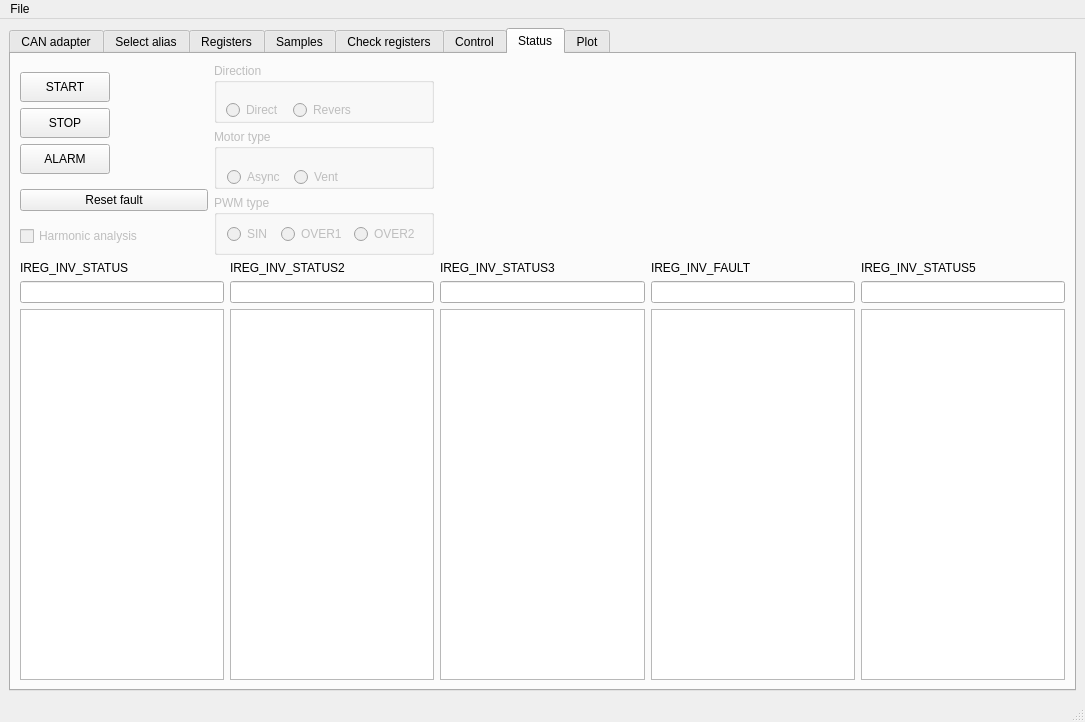
Above: mainwindow.ui from totktobroditvokrug/EL205-QT before the change. Below: the same form after it.
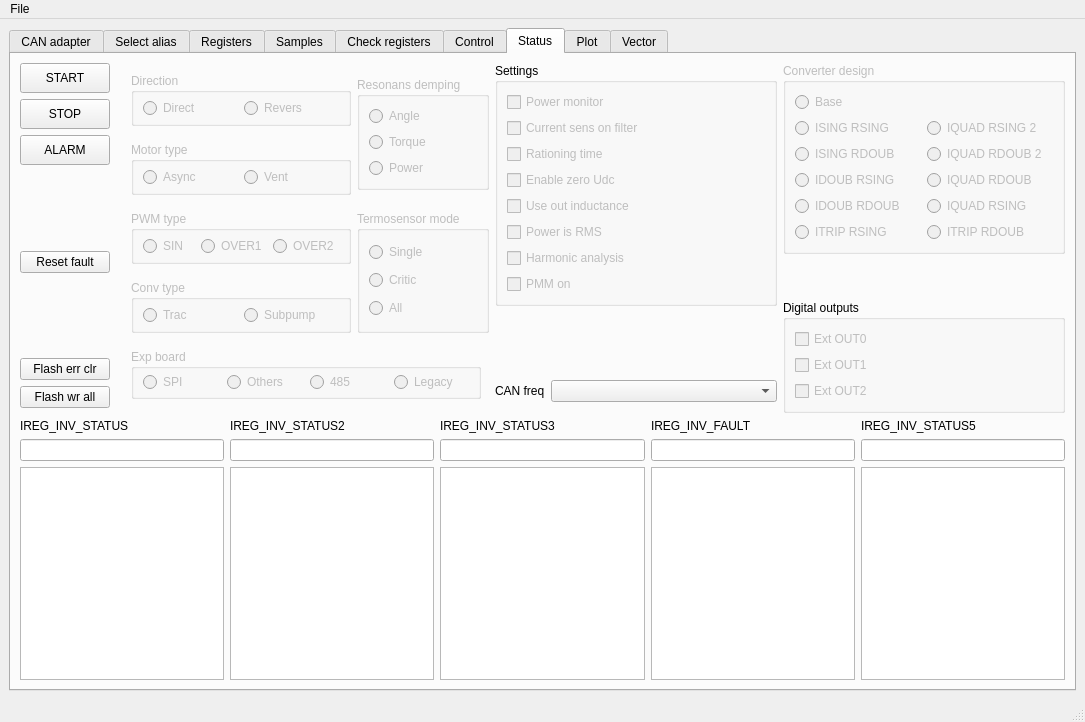
That is the form after the change. The open tabs and pages were chosen to show the change. Custom widgets are drawn as their Qt base class.

What changed in the file:
```diff
--- a/mainwindow.ui
+++ b/mainwindow.ui
@@ -20,7 +20,7 @@
      <verstretch>0</verstretch>
     </sizepolicy>
    </property>
-   <layout class="QGridLayout" name="gridLayout_16">
+   <layout class="QGridLayout" name="gridLayout_19">
     <item row="0" column="0">
      <widget class="QTabWidget" name="tabWidget_registerWidget">
       <property name="sizePolicy">
@@ -1271,13 +1271,17 @@
        <attribute name="title">
         <string>Status</string>
        </attribute>
-       <layout class="QGridLayout" name="gridLayout_17">
-        <item row="0" column="0" colspan="2">
-         <layout class="QHBoxLayout" name="horizontalLayout_14">
+       <layout class="QGridLayout" name="gridLayout_20">
+        <item row="0" column="0">
+         <layout class="QHBoxLayout" name="horizontalLayout_18">
           <item>
            <layout class="QVBoxLayout" name="verticalLayout_5">
-            <item>
-             <layout class="QVBoxLayout" name="verticalLayout_19">
+            <property name="rightMargin">
+             <number>15</number>
+            </property>
+            <property name="bottomMargin">
+             <number>5</number>
+            </property>
               <item>
                <widget class="QPushButton" name="pushButton_startInv">
                 <property name="sizePolicy">
@@ -1335,42 +1339,94 @@
                 </property>
                </widget>
               </item>
-             </layout>
+            <item>
+             <spacer name="verticalSpacer_4">
+              <property name="orientation">
+               <enum>Qt::Vertical</enum>
+              </property>
+              <property name="sizeHint" stdset="0">
+               <size>
+                <width>20</width>
+                <height>40</height>
+               </size>
+              </property>
+             </spacer>
             </item>
             <item>
              <widget class="QPushButton" name="pushButton_rstFlt">
               <property name="sizePolicy">
-               <sizepolicy hsizetype="Expanding" vsizetype="Fixed">
+               <sizepolicy hsizetype="Fixed" vsizetype="Fixed">
                 <horstretch>0</horstretch>
                 <verstretch>0</verstretch>
                </sizepolicy>
               </property>
+              <property name="minimumSize">
+               <size>
+                <width>90</width>
+                <height>0</height>
+               </size>
+              </property>
               <property name="text">
                <string>Reset fault</string>
               </property>
              </widget>
             </item>
             <item>
-             <widget class="QCheckBox" name="checkBox_harmonicAnalysis">
-              <property name="enabled">
-               <bool>false</bool>
+             <spacer name="verticalSpacer_5">
+              <property name="orientation">
+               <enum>Qt::Vertical</enum>
               </property>
+              <property name="sizeHint" stdset="0">
+               <size>
+                <width>20</width>
+                <height>40</height>
+               </size>
+              </property>
+             </spacer>
+            </item>
+            <item>
+             <widget class="QPushButton" name="pushButton_flashErrClr">
               <property name="sizePolicy">
-               <sizepolicy hsizetype="Preferred" vsizetype="Fixed">
+               <sizepolicy hsizetype="Fixed" vsizetype="Fixed">
                 <horstretch>0</horstretch>
                 <verstretch>0</verstretch>
                </sizepolicy>
               </property>
+              <property name="minimumSize">
+               <size>
+                <width>90</width>
+                <height>0</height>
+               </size>
+              </property>
               <property name="text">
-               <string>Harmonic analysis</string>
+               <string>Flash err clr</string>
+              </property>
+             </widget>
+            </item>
+            <item>
+             <widget class="QPushButton" name="pushButton_flashWrAll">
+              <property name="sizePolicy">
+               <sizepolicy hsizetype="Fixed" vsizetype="Fixed">
+                <horstretch>0</horstretch>
+                <verstretch>0</verstretch>
+               </sizepolicy>
+              </property>
+              <property name="minimumSize">
+               <size>
+                <width>90</width>
+                <height>0</height>
+               </size>
+              </property>
+              <property name="text">
+               <string>Flash wr all</string>
               </property>
              </widget>
             </item>
            </layout>
           </item>
           <item>
-           <layout class="QVBoxLayout" name="verticalLayout_13">
-            <item>
+           <layout class="QGridLayout" name="gridLayout_16">
+            <item row="0" column="0">
              <widget class="QGroupBox" name="groupBox_direction">
               <property name="enabled">
                <bool>false</bool>
@@ -1384,41 +1440,82 @@
               <property name="minimumSize">
                <size>
                 <width>220</width>
-                <height>60</height>
+                <height>50</height>
                </size>
               </property>
               <property name="title">
                <string>Direction</string>
               </property>
+              <layout class="QHBoxLayout" name="horizontalLayout_15">
+               <property name="topMargin">
+                <number>5</number>
+               </property>
+               <property name="bottomMargin">
+                <number>5</number>
+               </property>
+               <item>
               <widget class="QRadioButton" name="radioButton_directRotation">
-               <property name="geometry">
-                <rect>
-                 <x>12</x>
-                 <y>37</y>
-                 <width>60</width>
-                 <height>20</height>
-                </rect>
-               </property>
                <property name="text">
                 <string>Direct</string>
                </property>
               </widget>
+               </item>
+               <item>
               <widget class="QRadioButton" name="radioButton_reversRotation">
-               <property name="geometry">
-                <rect>
-                 <x>79</x>
-                 <y>37</y>
-                 <width>66</width>
-                 <height>20</height>
-                </rect>
-               </property>
                <property name="text">
                 <string>Revers</string>
                </property>
               </widget>
+               </item>
+              </layout>
              </widget>
             </item>
+            <item row="0" column="1" rowspan="2">
+             <widget class="QGroupBox" name="groupBox_resonansDemping">
+              <property name="enabled">
+               <bool>false</bool>
+              </property>
+              <property name="sizePolicy">
+               <sizepolicy hsizetype="Fixed" vsizetype="Fixed">
+                <horstretch>0</horstretch>
+                <verstretch>0</verstretch>
+               </sizepolicy>
+              </property>
+              <property name="minimumSize">
+               <size>
+                <width>130</width>
+                <height>100</height>
+               </size>
+              </property>
+              <property name="title">
+               <string>Resonans demping</string>
+              </property>
+              <layout class="QVBoxLayout" name="verticalLayout_19">
             <item>
+                <widget class="QRadioButton" name="radioButton_resDempAngle">
+                 <property name="text">
+                  <string>Angle</string>
+                 </property>
+                </widget>
+               </item>
+               <item>
+                <widget class="QRadioButton" name="radioButton_resDempTorque">
+                 <property name="text">
+                  <string>Torque</string>
+                 </property>
+                </widget>
+               </item>
+               <item>
+                <widget class="QRadioButton" name="radioButton_resDempPower">
+                 <property name="text">
+                  <string>Power</string>
+                 </property>
+                </widget>
+               </item>
+              </layout>
+             </widget>
+            </item>
+            <item row="1" column="0">
              <widget class="QGroupBox" name="groupBox_motorType">
               <property name="enabled">
                <bool>false</bool>
@@ -1432,34 +1529,28 @@
               <property name="minimumSize">
                <size>
                 <width>220</width>
-                <height>60</height>
+                <height>50</height>
                </size>
               </property>
               <property name="title">
                <string>Motor type</string>
               </property>
+              <layout class="QHBoxLayout" name="horizontalLayout_16">
+               <property name="topMargin">
+                <number>5</number>
+               </property>
+               <property name="bottomMargin">
+                <number>5</number>
+               </property>
+               <item>
               <widget class="QRadioButton" name="radioButton_async">
-               <property name="geometry">
-                <rect>
-                 <x>13</x>
-                 <y>38</y>
-                 <width>60</width>
-                 <height>20</height>
-                </rect>
-               </property>
                <property name="text">
                 <string>Async</string>
                </property>
               </widget>
+               </item>
+               <item>
               <widget class="QRadioButton" name="radioButton_vent">
-               <property name="geometry">
-                <rect>
-                 <x>80</x>
-                 <y>38</y>
-                 <width>53</width>
-                 <height>20</height>
-                </rect>
-               </property>
                <property name="sizePolicy">
                 <sizepolicy hsizetype="Preferred" vsizetype="Fixed">
                  <horstretch>0</horstretch>
@@ -1470,9 +1561,11 @@
                 <string>Vent</string>
                </property>
               </widget>
+               </item>
+              </layout>
              </widget>
             </item>
-            <item>
+            <item row="2" column="0">
              <widget class="QGroupBox" name="groupBox_PWM_Type">
               <property name="enabled">
                <bool>false</bool>
@@ -1486,58 +1579,487 @@
               <property name="minimumSize">
                <size>
                 <width>220</width>
-                <height>60</height>
+                <height>50</height>
                </size>
               </property>
               <property name="title">
                <string>PWM type</string>
               </property>
-              <widget class="QRadioButton" name="radioButton_PWM_OVER1">
-               <property name="geometry">
-                <rect>
-                 <x>67</x>
-                 <y>29</y>
-                 <width>66</width>
-                 <height>20</height>
-                </rect>
+              <layout class="QHBoxLayout" name="horizontalLayout_17">
+               <property name="topMargin">
+                <number>5</number>
                </property>
-               <property name="text">
-                <string>OVER1</string>
+               <property name="bottomMargin">
+                <number>5</number>
                </property>
-              </widget>
+               <item>
               <widget class="QRadioButton" name="radioButton_PWM_SIN">
-               <property name="geometry">
-                <rect>
-                 <x>13</x>
-                 <y>29</y>
-                 <width>47</width>
-                 <height>20</height>
-                </rect>
-               </property>
                <property name="text">
                 <string>SIN</string>
                </property>
               </widget>
+               </item>
+               <item>
+                <widget class="QRadioButton" name="radioButton_PWM_OVER1">
+                 <property name="text">
+                  <string>OVER1</string>
+                 </property>
+                </widget>
+               </item>
+               <item>
               <widget class="QRadioButton" name="radioButton_PWM_OVER2">
-               <property name="geometry">
-                <rect>
-                 <x>140</x>
-                 <y>29</y>
-                 <width>66</width>
-                 <height>20</height>
-                </rect>
-               </property>
                <property name="text">
                 <string>OVER2</string>
                </property>
               </widget>
+               </item>
+              </layout>
              </widget>
             </item>
-           </layout>
-          </item>
-         </layout>
-        </item>
+            <item row="2" column="1" rowspan="2">
+             <widget class="QGroupBox" name="groupBox_termosensMode">
+              <property name="enabled">
+               <bool>false</bool>
+              </property>
+              <property name="minimumSize">
+               <size>
+                <width>130</width>
+                <height>100</height>
+               </size>
+              </property>
+              <property name="title">
+               <string>Termosensor mode</string>
+              </property>
+              <layout class="QVBoxLayout" name="verticalLayout_20">
+               <item>
+                <widget class="QRadioButton" name="radioButton">
+                 <property name="text">
+                  <string>Single</string>
+                 </property>
+                </widget>
+               </item>
+               <item>
+                <widget class="QRadioButton" name="radioButton_2">
+                 <property name="text">
+                  <string>Critic</string>
+                 </property>
+                </widget>
+               </item>
+               <item>
+                <widget class="QRadioButton" name="radioButton_3">
+                 <property name="text">
+                  <string>All</string>
+                 </property>
+                </widget>
+               </item>
+              </layout>
+             </widget>
+            </item>
+            <item row="3" column="0">
+             <widget class="QGroupBox" name="groupBox_convType">
+              <property name="enabled">
+               <bool>false</bool>
+              </property>
+              <property name="sizePolicy">
+               <sizepolicy hsizetype="Fixed" vsizetype="Fixed">
+                <horstretch>0</horstretch>
+                <verstretch>0</verstretch>
+               </sizepolicy>
+              </property>
+              <property name="minimumSize">
+               <size>
+                <width>220</width>
+                <height>50</height>
+               </size>
+              </property>
+              <property name="title">
+               <string>Conv type</string>
+              </property>
+              <layout class="QHBoxLayout" name="horizontalLayout_14">
+               <property name="topMargin">
+                <number>5</number>
+               </property>
+               <property name="bottomMargin">
+                <number>5</number>
+               </property>
+               <item>
+                <widget class="QRadioButton" name="radioButton_27">
+                 <property name="text">
+                  <string>Trac</string>
+                 </property>
+                </widget>
+               </item>
+               <item>
+                <widget class="QRadioButton" name="radioButton_26">
+                 <property name="text">
+                  <string>Subpump</string>
+                 </property>
+                </widget>
+               </item>
+              </layout>
+             </widget>
+            </item>
+            <item row="4" column="0" colspan="2">
+             <widget class="QGroupBox" name="groupBox_expBoard">
+              <property name="enabled">
+               <bool>false</bool>
+              </property>
+              <property name="sizePolicy">
+               <sizepolicy hsizetype="Fixed" vsizetype="Fixed">
+                <horstretch>0</horstretch>
+                <verstretch>0</verstretch>
+               </sizepolicy>
+              </property>
+              <property name="minimumSize">
+               <size>
+                <width>350</width>
+                <height>50</height>
+               </size>
+              </property>
+              <property name="title">
+               <string>Exp board</string>
+              </property>
+              <property name="alignment">
+               <set>Qt::AlignLeading|Qt::AlignLeft|Qt::AlignTop</set>
+              </property>
+              <widget class="QRadioButton" name="radioButton_expSPI">
+               <property name="geometry">
+                <rect>
+                 <x>12</x>
+                 <y>23</y>
+                 <width>46</width>
+                 <height>20</height>
+                </rect>
+               </property>
+               <property name="text">
+                <string>SPI</string>
+               </property>
+              </widget>
+              <widget class="QRadioButton" name="radioButton_expOthers">
+               <property name="geometry">
+                <rect>
+                 <x>96</x>
+                 <y>23</y>
+                 <width>65</width>
+                 <height>20</height>
+                </rect>
+               </property>
+               <property name="text">
+                <string>Others</string>
+               </property>
+              </widget>
+              <widget class="QRadioButton" name="radioButton_exp485">
+               <property name="geometry">
+                <rect>
+                 <x>179</x>
+                 <y>23</y>
+                 <width>48</width>
+                 <height>20</height>
+                </rect>
+               </property>
+               <property name="text">
+                <string>485</string>
+               </property>
+              </widget>
+              <widget class="QRadioButton" name="radioButton_expLegacy">
+               <property name="geometry">
+                <rect>
+                 <x>263</x>
+                 <y>23</y>
+                 <width>66</width>
+                 <height>20</height>
+                </rect>
+               </property>
+               <property name="text">
+                <string>Legacy</string>
+               </property>
+              </widget>
+             </widget>
+            </item>
+           </layout>
+          </item>
+          <item>
+           <layout class="QVBoxLayout" name="verticalLayout_21">
+            <property name="bottomMargin">
+             <number>7</number>
+            </property>
+            <item>
+             <widget class="QGroupBox" name="groupBox_settings">
+              <property name="title">
+               <string>Settings</string>
+              </property>
+              <layout class="QVBoxLayout" name="verticalLayout_13">
+               <item>
+                <widget class="QCheckBox" name="checkBox_powerMonitor">
+                 <property name="enabled">
+                  <bool>false</bool>
+                 </property>
+                 <property name="text">
+                  <string>Power monitor</string>
+                 </property>
+                </widget>
+               </item>
+               <item>
+                <widget class="QCheckBox" name="checkBox">
+                 <property name="enabled">
+                  <bool>false</bool>
+                 </property>
+                 <property name="text">
+                  <string>Current sens on filter</string>
+                 </property>
+                </widget>
+               </item>
+               <item>
+                <widget class="QCheckBox" name="checkBox_rationingTime">
+                 <property name="enabled">
+                  <bool>false</bool>
+                 </property>
+                 <property name="text">
+                  <string>Rationing time</string>
+                 </property>
+                </widget>
+               </item>
+               <item>
+                <widget class="QCheckBox" name="checkBox_enableZeroUdc">
+                 <property name="enabled">
+                  <bool>false</bool>
+                 </property>
+                 <property name="text">
+                  <string>Enable zero Udc</string>
+                 </property>
+                </widget>
+               </item>
+               <item>
+                <widget class="QCheckBox" name="checkBox_2">
+                 <property name="enabled">
+                  <bool>false</bool>
+                 </property>
+                 <property name="text">
+                  <string>Use out inductance</string>
+                 </property>
+                </widget>
+               </item>
+               <item>
+                <widget class="QCheckBox" name="checkBox_3">
+                 <property name="enabled">
+                  <bool>false</bool>
+                 </property>
+                 <property name="text">
+                  <string>Power is RMS</string>
+                 </property>
+                </widget>
+               </item>
+               <item>
+                <widget class="QCheckBox" name="checkBox_harmonicAnalysis">
+                 <property name="enabled">
+                  <bool>false</bool>
+                 </property>
+                 <property name="sizePolicy">
+                  <sizepolicy hsizetype="Preferred" vsizetype="Fixed">
+                   <horstretch>0</horstretch>
+                   <verstretch>0</verstretch>
+                  </sizepolicy>
+                 </property>
+                 <property name="text">
+                  <string>Harmonic analysis</string>
+                 </property>
+                </widget>
+               </item>
+               <item>
+                <widget class="QCheckBox" name="checkBox_4">
+                 <property name="enabled">
+                  <bool>false</bool>
+                 </property>
+                 <property name="text">
+                  <string>PMM on</string>
+                 </property>
+                </widget>
+               </item>
+              </layout>
+             </widget>
+            </item>
+            <item>
+             <spacer name="verticalSpacer_6">
+              <property name="orientation">
+               <enum>Qt::Vertical</enum>
+              </property>
+              <property name="sizeHint" stdset="0">
+               <size>
+                <width>20</width>
+                <height>40</height>
+               </size>
+              </property>
+             </spacer>
+            </item>
+            <item>
+             <layout class="QFormLayout" name="formLayout_7">
+              <property name="bottomMargin">
+               <number>4</number>
+              </property>
         <item row="1" column="0">
+               <widget class="QLabel" name="label_10">
+                <property name="text">
+                 <string>CAN freq</string>
+                </property>
+               </widget>
+              </item>
+              <item row="1" column="1">
+               <widget class="QComboBox" name="comboBox"/>
+              </item>
+             </layout>
+            </item>
+           </layout>
+          </item>
+          <item>
+           <layout class="QVBoxLayout" name="verticalLayout_22">
+            <item>
+             <widget class="QGroupBox" name="groupBox_converterDesign">
+              <property name="enabled">
+               <bool>false</bool>
+              </property>
+              <property name="title">
+               <string>Converter design</string>
+              </property>
+              <layout class="QGridLayout" name="gridLayout_17">
+               <item row="0" column="0">
+                <widget class="QRadioButton" name="radioButton_4">
+                 <property name="text">
+                  <string>Base</string>
+                 </property>
+                </widget>
+               </item>
+               <item row="1" column="0">
+                <widget class="QRadioButton" name="radioButton_ISING_RSING">
+                 <property name="text">
+                  <string>ISING RSING</string>
+                 </property>
+                </widget>
+               </item>
+               <item row="1" column="1">
+                <widget class="QRadioButton" name="radioButton_IQUAD_RSING_2">
+                 <property name="text">
+                  <string>IQUAD RSING 2</string>
+                 </property>
+                </widget>
+               </item>
+               <item row="2" column="0">
+                <widget class="QRadioButton" name="radioButton_ISING_RDOUB">
+                 <property name="text">
+                  <string>ISING RDOUB</string>
+                 </property>
+                </widget>
+               </item>
+               <item row="2" column="1">
+                <widget class="QRadioButton" name="radioButton_IQUAD_RDOUB_2">
+                 <property name="text">
+                  <string>IQUAD RDOUB 2</string>
+                 </property>
+                </widget>
+               </item>
+               <item row="3" column="0">
+                <widget class="QRadioButton" name="radioButton_IDOUB_RSING">
+                 <property name="text">
+                  <string>IDOUB RSING</string>
+                 </property>
+                </widget>
+               </item>
+               <item row="3" column="1">
+                <widget class="QRadioButton" name="radioButton_IQUAD_RDOUB">
+                 <property name="text">
+                  <string>IQUAD RDOUB</string>
+                 </property>
+                </widget>
+               </item>
+               <item row="4" column="0">
+                <widget class="QRadioButton" name="radioButton_IDOUB_RDOUB">
+                 <property name="text">
+                  <string>IDOUB RDOUB</string>
+                 </property>
+                </widget>
+               </item>
+               <item row="4" column="1">
+                <widget class="QRadioButton" name="radioButton_IQUAD_RSING">
+                 <property name="text">
+                  <string>IQUAD RSING</string>
+                 </property>
+                </widget>
+               </item>
+               <item row="5" column="0">
+                <widget class="QRadioButton" name="radioButton_ITRIP_RSING">
+                 <property name="text">
+                  <string>ITRIP RSING</string>
+                 </property>
+                </widget>
+               </item>
+               <item row="5" column="1">
+                <widget class="QRadioButton" name="radioButton_ITRIP_RDOUB">
+                 <property name="text">
+                  <string>ITRIP RDOUB</string>
+                 </property>
+                </widget>
+               </item>
+              </layout>
+             </widget>
+            </item>
+            <item>
+             <spacer name="verticalSpacer_7">
+              <property name="orientation">
+               <enum>Qt::Vertical</enum>
+              </property>
+              <property name="sizeHint" stdset="0">
+               <size>
+                <width>20</width>
+                <height>40</height>
+               </size>
+              </property>
+             </spacer>
+            </item>
+            <item>
+             <widget class="QGroupBox" name="groupBox_digOut">
+              <property name="title">
+               <string>Digital outputs</string>
+              </property>
+              <layout class="QVBoxLayout" name="verticalLayout_24">
+               <item>
+                <widget class="QCheckBox" name="checkBox_extOut_0">
+                 <property name="enabled">
+                  <bool>false</bool>
+                 </property>
+                 <property name="text">
+                  <string>Ext OUT0</string>
+                 </property>
+                </widget>
+               </item>
+               <item>
+                <widget class="QCheckBox" name="checkBox_extOut_1">
+                 <property name="enabled">
+                  <bool>false</bool>
+                 </property>
+                 <property name="text">
+                  <string>Ext OUT1</string>
+                 </property>
+                </widget>
+               </item>
+               <item>
+                <widget class="QCheckBox" name="checkBox_extOut_2">
+                 <property name="enabled">
+                  <bool>false</bool>
+                 </property>
+                 <property name="text">
+                  <string>Ext OUT2</string>
+                 </property>
+                </widget>
+               </item>
+              </layout>
+             </widget>
+            </item>
+           </layout>
+          </item>
+         </layout>
+        </item>
+        <item row="1" column="0">
+         <layout class="QGridLayout" name="gridLayout_24">
+          <item row="0" column="0">
          <widget class="QLabel" name="label_status">
           <property name="sizePolicy">
            <sizepolicy hsizetype="Preferred" vsizetype="Preferred">
@@ -1550,7 +2072,7 @@
           </property>
          </widget>
         </item>
-        <item row="1" column="1">
+          <item row="0" column="1">
          <widget class="QLabel" name="label_status_2">
           <property name="sizePolicy">
            <sizepolicy hsizetype="Preferred" vsizetype="Preferred">
@@ -1563,58 +2085,60 @@
           </property>
          </widget>
         </item>
-        <item row="1" column="2">
+          <item row="0" column="2">
          <widget class="QLabel" name="label_status_3">
           <property name="text">
            <string>IREG_INV_STATUS3</string>
           </property>
          </widget>
         </item>
-        <item row="1" column="3">
+          <item row="0" column="3">
          <widget class="QLabel" name="label_status_flt">
           <property name="text">
            <string>IREG_INV_FAULT</string>
           </property>
          </widget>
         </item>
-        <item row="1" column="4">
+          <item row="0" column="4">
          <widget class="QLabel" name="label_status_5">
           <property name="text">
            <string>IREG_INV_STATUS5</string>
           </property>
          </widget>
         </item>
-        <item row="3" column="0">
+          <item row="1" column="0">
          <widget class="QLineEdit" name="lineEdit_status"/>
         </item>
-        <item row="3" column="1">
+          <item row="1" column="1">
          <widget class="QLineEdit" name="lineEdit_status_2"/>
         </item>
-        <item row="3" column="2">
+          <item row="1" column="2">
          <widget class="QLineEdit" name="lineEdit_status_3"/>
         </item>
-        <item row="3" column="3">
+          <item row="1" column="3">
          <widget class="QLineEdit" name="lineEdit_status_flt"/>
         </item>
-        <item row="3" column="4">
+          <item row="1" column="4">
          <widget class="QLineEdit" name="lineEdit_status_5"/>
         </item>
-        <item row="4" column="0">
+          <item row="2" column="0">
          <widget class="QTextEdit" name="textEdit_status"/>
         </item>
-        <item row="4" column="1">
+          <item row="2" column="1">
          <widget class="QTextEdit" name="textEdit_status_2"/>
         </item>
-        <item row="4" column="2">
+          <item row="2" column="2">
          <widget class="QTextEdit" name="textEdit_status_3"/>
         </item>
-        <item row="4" column="3">
+          <item row="2" column="3">
          <widget class="QTextEdit" name="textEdit_status_flt"/>
         </item>
-        <item row="4" column="4">
+          <item row="2" column="4">
          <widget class="QTextEdit" name="textEdit_status_5"/>
         </item>
        </layout>
+        </item>
+       </layout>
       </widget>
       <widget class="QWidget" name="tab_plot">
        <attribute name="title">
@@ -1952,6 +2476,16 @@
         </item>
        </layout>
       </widget>
+      <widget class="QWidget" name="tab">
+       <attribute name="title">
+        <string>Vector</string>
+       </attribute>
+       <layout class="QGridLayout" name="gridLayout_21">
+        <item row="0" column="0">
+         <widget class="QPaintWidget" name="widget_paintVector" native="true"/>
+        </item>
+       </layout>
+      </widget>
      </widget>
     </item>
    </layout>
@@ -2014,6 +2548,12 @@
    <header>plot/qcustomplot.h</header>
    <container>1</container>
   </customwidget>
+  <customwidget>
+   <class>QPaintWidget</class>
+   <extends>QWidget</extends>
+   <header>qpaintwidget.h</header>
+   <container>1</container>
+  </customwidget>
  </customwidgets>
  <resources/>
  <connections/>
```
Left out of the diff: 2 changed lines with no effect on the pictures. Lines whose indentation alone changed are shown as unchanged.
